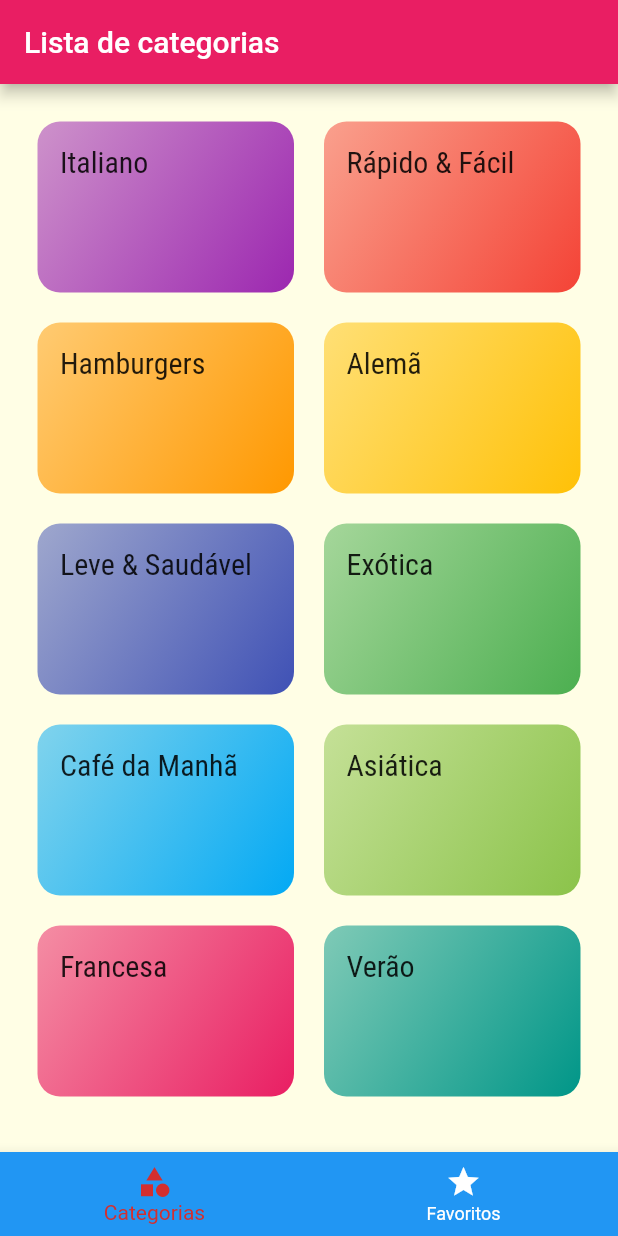
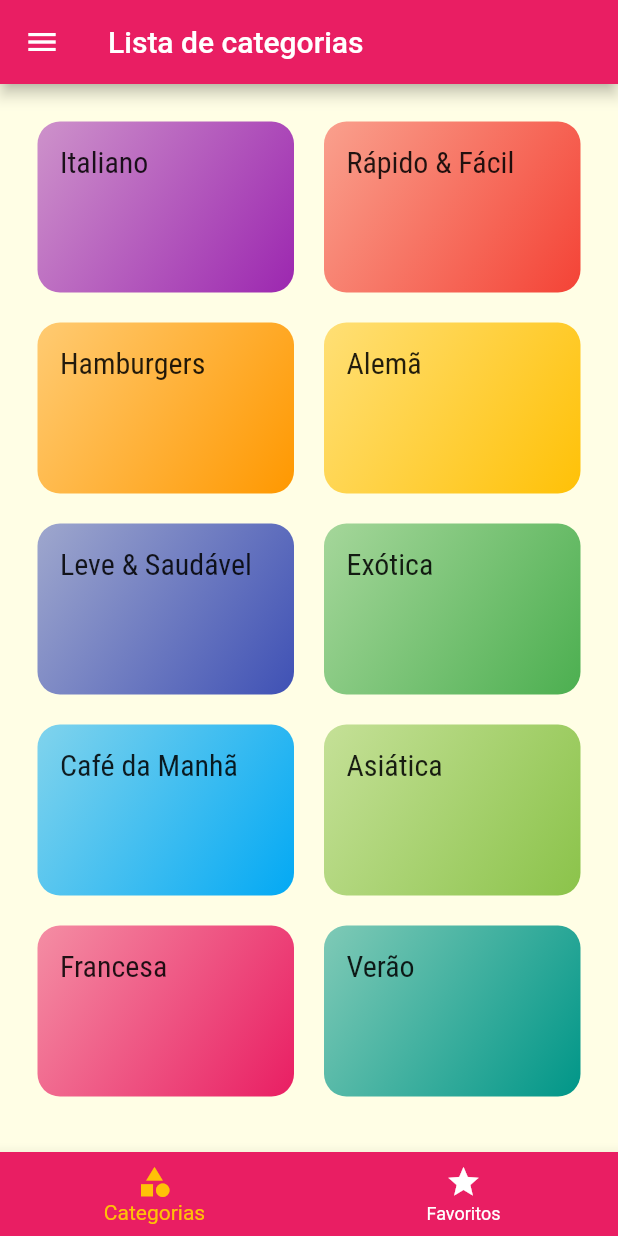
Before and after one commit to JoaoSzerman/food, a Flutter app: the screen it shows after launch, on a phone screen of 412 x 824 dp. Run offline on Flutter 3.47's test engine with Material 2 defaults, Android fonts, the phone set to English and light mode, and no system bars.

```diff
--- a/lib/main.dart
+++ b/lib/main.dart
@@ -16,6 +16,7 @@ class MyApp extends StatelessWidget {
   Widget build(BuildContext context) {
     return MaterialApp(
       title: 'Vamos Cozinhar!',
+      darkTheme: ThemeData.dark(),
       theme: ThemeData(
         colorScheme: ColorScheme.fromSwatch(primarySwatch: Colors.pink)
             .copyWith(secondary: Colors.amber),
@@ -47,6 +48,7 @@ class MyApp extends StatelessWidget {
       //     );
       //   }
       // },
+
       // onUnknownRoute: (settings) {
       //   return MaterialPageRoute(
       //     builder: (_) {
--- a/lib/screens/tabs_screen.dart
+++ b/lib/screens/tabs_screen.dart
@@ -15,8 +15,8 @@ class _TabsScreenState extends State<TabsScreen> {
   int _selectedScreenIndex = 0;
 
   final List<Map<String, Object>> _screen = [
-    {'title': 'Lista de categorias', 'screen': CategoriesScreen()},
-    {'title': 'Meu favoritos', 'screen': FavoriteScreen()}
+    {'title': 'Lista de categorias', 'screen': const CategoriesScreen()},
+    {'title': 'Meu favoritos', 'screen': const FavoriteScreen()}
   ];
 
   _selectScreen(int index) {
@@ -33,11 +33,12 @@ class _TabsScreenState extends State<TabsScreen> {
           _screen[_selectedScreenIndex]['title'] as String,
         ),
       ),
+      drawer: Drawer(),
       body: _screen[_selectedScreenIndex]['screen'] as Widget,
       bottomNavigationBar: BottomNavigationBar(
         onTap: _selectScreen,
-        selectedItemColor: Theme.of(context).errorColor,
-        backgroundColor: Theme.of(context).primaryColor,
+        selectedItemColor: Theme.of(context).colorScheme.secondary,
+        backgroundColor: Theme.of(context).colorScheme.primary,
         unselectedItemColor: Colors.white,
         currentIndex: _selectedScreenIndex,
         items: const [
```
Also changed, not shown: lib/components/main_drawer.dart (added, +12 -0 lines).
